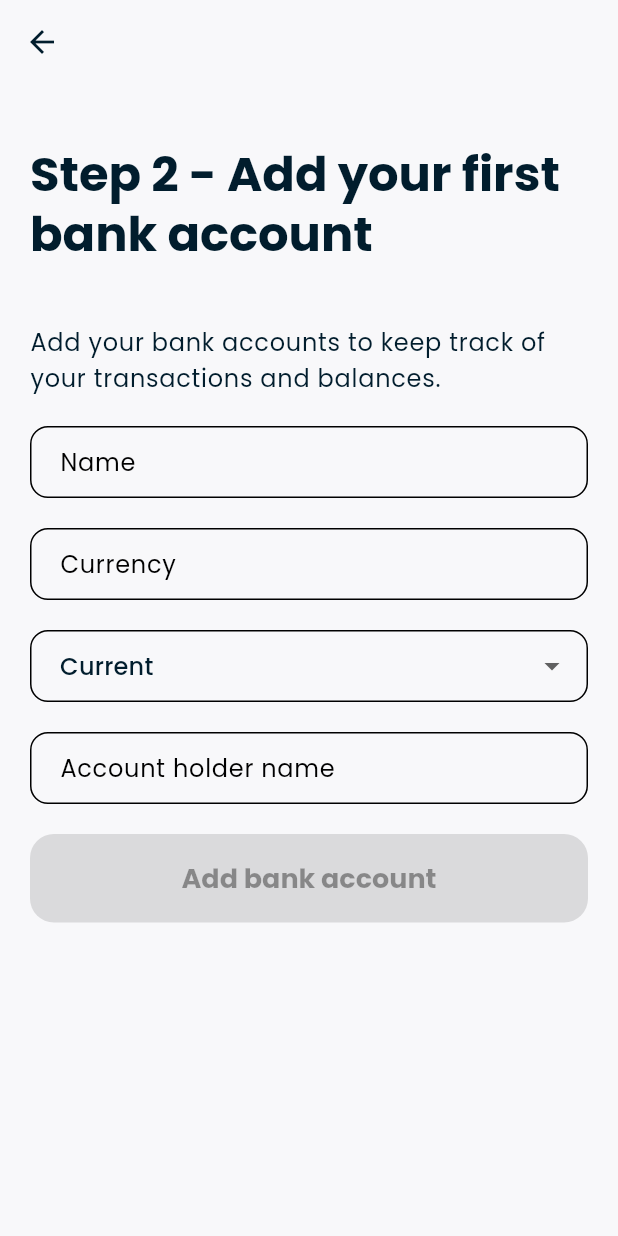
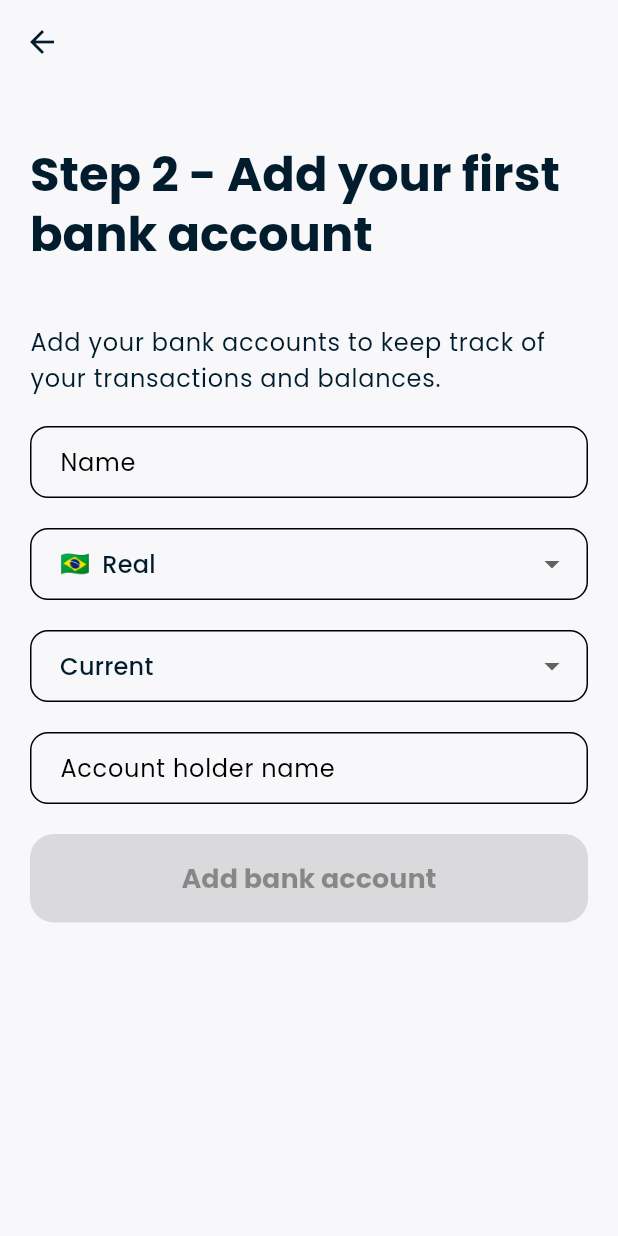
Before and after one commit to henriquezanfa/our_budget, a Flutter app: the CreateBankAccountsPage screen opened by its route, on a phone screen of 412 x 824 dp. Run offline on Flutter 3.47's test engine with Material 3 defaults, Android fonts, the light colour scheme and no system bars; our stand-ins replace bloc, cloud_firestore, firebase_auth, firebase_core, flutter_bloc, fpdart and 5 more; accounts and stored records are empty; generated files the repository leaves out were written again.

Commit message:
feat: add currency selection feature with Currency model and selector UI

```diff
--- /dev/null
+++ b/packages/app/lib/features/currencies_selection/domain/currency.dart
@@ -0,0 +1,11 @@
+class Currency {
+  Currency({
+    required this.code,
+    required this.name,
+    required this.emoji,
+  });
+
+  final String code;
+  final String name;
+  final String emoji;
+}
--- /dev/null
+++ b/packages/app/lib/features/currencies_selection/presentation/currency_selector_view.dart
@@ -0,0 +1,98 @@
+import 'package:collection/collection.dart';
+import 'package:flutter/material.dart';
+import 'package:ob/features/currencies_selection/domain/currency.dart';
+
+final _availableCurrencies = <Currency>[
+  Currency(
+    code: 'BRL',
+    emoji: '🇧🇷',
+    name: 'real',
+  ),
+  Currency(
+    code: 'EUR',
+    emoji: '🇪🇺',
+    name: 'euro',
+  ),
+  Currency(
+    code: 'USD',
+    emoji: '🇺🇸',
+    name: 'dollar',
+  ),
+];
+
+final defaultCurrency = _availableCurrencies.first;
+
+Currency getCurrencyFromText(String text) {
+  return _availableCurrencies.firstWhereOrNull(
+        (element) => element.code.toLowerCase() == text.toLowerCase(),
+      ) ??
+      defaultCurrency;
+}
+
+class CurrencySelectorView extends StatefulWidget {
+  const CurrencySelectorView({this.onChanged, super.key, this.initial});
+
+  final void Function(Currency currency)? onChanged;
+  final Currency? initial;
+
+  @override
+  State<CurrencySelectorView> createState() => _CurrencySelectorViewState();
+}
+
+class _CurrencySelectorViewState extends State<CurrencySelectorView> {
+  late Currency? _selectedCurrency = widget.initial;
+
+  @override
+  Widget build(BuildContext context) {
+    if (widget.onChanged == null && _selectedCurrency != null) {
+      return InputDecorator(
+        decoration: const InputDecoration(
+          contentPadding: EdgeInsets.symmetric(horizontal: 16),
+        ),
+        child: DropdownMenuItem(
+          value: _selectedCurrency,
+          enabled: widget.onChanged != null,
+          child: Row(
+            children: [
+              Text(_selectedCurrency!.emoji),
+              const SizedBox(width: 8),
+              Text(_selectedCurrency!.name.capitalize()),
+            ],
+          ),
+        ),
+      );
+    }
+
+    return DropdownButtonFormField<Currency>(
+      value: _selectedCurrency,
+      hint: const Text('Select a currency'),
+      onChanged: (value) {
+        setState(() {
+          _selectedCurrency = value;
+          widget.onChanged?.call(_selectedCurrency!);
+        });
+      },
+      items: _availableCurrencies
+          .map(
+            (e) => DropdownMenuItem(
+              value: e,
+              enabled: widget.onChanged != null,
+              child: Row(
+                children: [
+                  Text(e.emoji),
+                  const SizedBox(width: 8),
+                  Text(e.name.capitalize()),
+                ],
+              ),
+            ),
+          )
+          .toList(),
+    );
+  }
+}
+
+extension XString on String {
+  String capitalize() {
+    return substring(0, 1).toUpperCase() + substring(1, length).toLowerCase();
+  }
+}
--- a/packages/app/lib/features/intro/intro_page.dart
+++ b/packages/app/lib/features/intro/intro_page.dart
@@ -12,6 +12,8 @@ class IntroPage extends StatelessWidget {
       backgroundColor: Colors.white,
       body: Center(
         child: SafeArea(
+          child: Padding(
+            padding: const EdgeInsets.all(20),
             child: Column(
               children: [
                 Padding(
@@ -56,6 +58,7 @@ class IntroPage extends StatelessWidget {
             ),
           ),
         ),
+      ),
     );
   }
 }
--- a/packages/app/lib/features/onboarding/presentation/ui/create_bank_accounts_page.dart
+++ b/packages/app/lib/features/onboarding/presentation/ui/create_bank_accounts_page.dart
@@ -3,6 +3,8 @@ import 'package:flutter_bloc/flutter_bloc.dart';
 import 'package:go_router/go_router.dart';
 import 'package:ob/app/routes/ob_routes.dart';
 import 'package:ob/features/bank_accounts/domain/enum/account_type_enum.dart';
+import 'package:ob/features/currencies_selection/domain/currency.dart';
+import 'package:ob/features/currencies_selection/presentation/currency_selector_view.dart';
 import 'package:ob/features/onboarding/presentation/cubit/onboarding_cubit.dart';
 
 class CreateBankAccountsPage extends StatefulWidget {
@@ -14,7 +16,7 @@ class CreateBankAccountsPage extends StatefulWidget {
 
 class _CreateBankAccountsPageState extends State<CreateBankAccountsPage> {
   late final TextEditingController _nameController;
-  late final TextEditingController _currencyController;
+  Currency _selectedCurrency = defaultCurrency;
   AccountTypeEnum _accountType = AccountTypeEnum.current;
   late final TextEditingController _accountHolderNameController;
 
@@ -24,14 +26,9 @@ class _CreateBankAccountsPageState extends State<CreateBankAccountsPage> {
   void initState() {
     super.initState();
     _nameController = TextEditingController();
-    _currencyController = TextEditingController();
     _accountHolderNameController = TextEditingController();
 
     _nameController.addListener(() {
-      setState(() {});
-    });
-
-    _currencyController.addListener(() {
       setState(() {});
     });
 
@@ -44,7 +41,6 @@ class _CreateBankAccountsPageState extends State<CreateBankAccountsPage> {
 
   bool get _isFormValid =>
       _nameController.text.isNotEmpty &&
-      _currencyController.text.isNotEmpty &&
       _accountHolderNameController.text.isNotEmpty;
 
   @override
@@ -52,7 +48,9 @@ class _CreateBankAccountsPageState extends State<CreateBankAccountsPage> {
     final theme = Theme.of(context);
     return Scaffold(
       appBar: AppBar(),
-      body: Padding(
+      body: SafeArea(
+        child: SingleChildScrollView(
+          child: Padding(
             padding: const EdgeInsets.all(20),
             child: Column(
               children: [
@@ -86,11 +84,13 @@ class _CreateBankAccountsPageState extends State<CreateBankAccountsPage> {
                         ),
                       ),
                       const SizedBox(height: 20),
-                  TextFormField(
-                    controller: _currencyController,
-                    decoration: const InputDecoration(
-                      labelText: 'Currency',
-                    ),
+                      CurrencySelectorView(
+                        initial: _selectedCurrency,
+                        onChanged: (currency) {
+                          setState(() {
+                            _selectedCurrency = currency;
+                          });
+                        },
                       ),
                       const SizedBox(height: 20),
                       DropdownButtonFormField<AccountTypeEnum>(
@@ -133,7 +133,7 @@ class _CreateBankAccountsPageState extends State<CreateBankAccountsPage> {
                             ? () {
                                 final bankAccount = BankAccount(
                                   name: _nameController.text,
-                              currency: _currencyController.text,
+                                  currency: _selectedCurrency.code,
                                   accountType: _accountType,
                                   accountHolderName:
                                       _accountHolderNameController.text,
@@ -154,6 +154,8 @@ class _CreateBankAccountsPageState extends State<CreateBankAccountsPage> {
               ],
             ),
           ),
+        ),
+      ),
     );
   }
 }
```
Also changed, not shown: packages/app/lib/features/bank_accounts/presentation/ui/modal/create_account_modal.dart (+12 -8 lines), packages/app/lib/features/bank_accounts/presentation/ui/widgets/bank_account_information_widget.dart (+5 -8 lines). Lines whose indentation alone changed are shown as unchanged.
